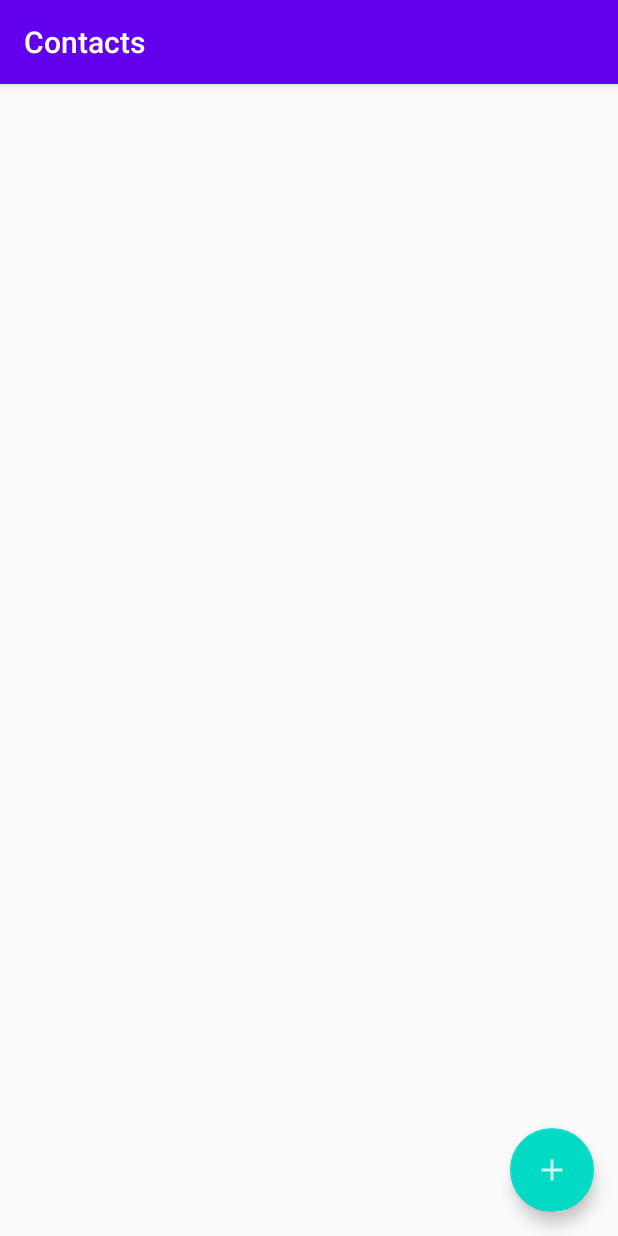
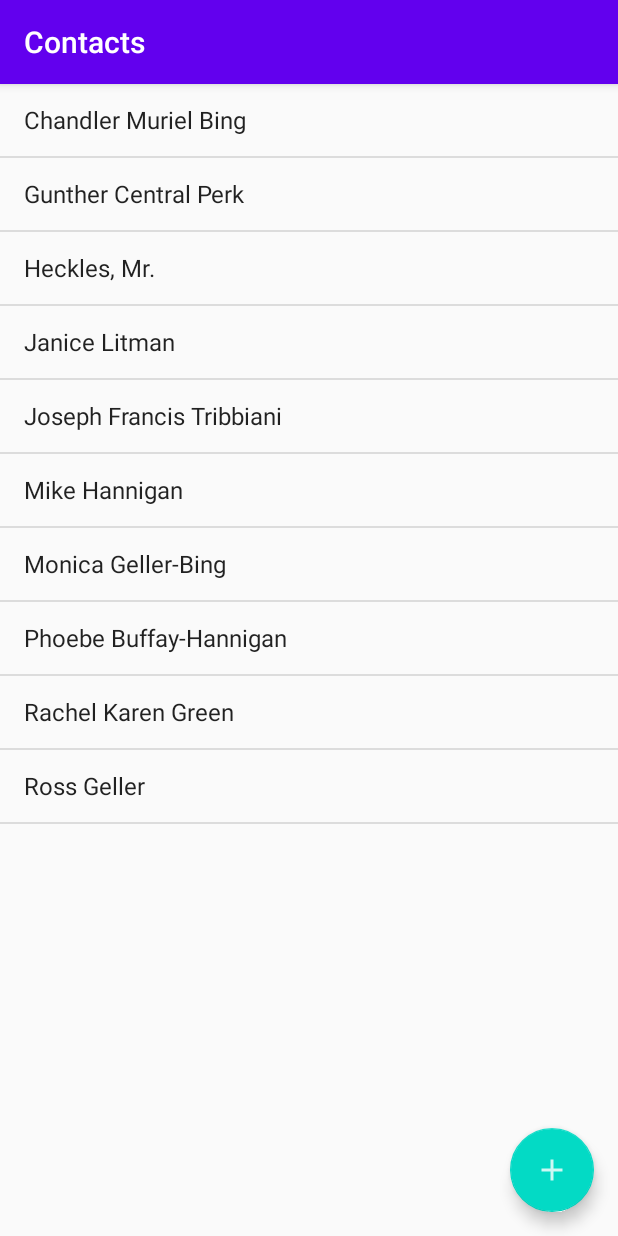
Before and after one commit to afonsodemori/study-java-contacts, an Android app: the screen it shows after launch (ContactsListActivity), on a phone screen of 412 x 824 dp. Run offline under Robolectric (Android 15) with nearby library versions, the phone set to English and light mode, and no system bars.

Commit message:
Add fake contacts and lookup option

```diff
--- a/app/build.gradle
+++ b/app/build.gradle
@@ -20,6 +20,10 @@ android {
             proguardFiles getDefaultProguardFile('proguard-android-optimize.txt'), 'proguard-rules.pro'
         }
     }
+    compileOptions {
+        sourceCompatibility JavaVersion.VERSION_1_8
+        targetCompatibility JavaVersion.VERSION_1_8
+    }
 }
 
 dependencies {
--- a/app/src/main/java/dev/afonso/contacts/dao/ContactDAO.java
+++ b/app/src/main/java/dev/afonso/contacts/dao/ContactDAO.java
@@ -1,7 +1,9 @@
 package dev.afonso.contacts.dao;
 
 import java.util.ArrayList;
+import java.util.Collections;
 import java.util.List;
+import java.util.NoSuchElementException;
 
 import dev.afonso.contacts.model.Contact;
 
@@ -13,6 +15,19 @@ public class ContactDAO {
     }
 
     public static List<Contact> all() {
-        return new ArrayList<>(contacts);
+        List<Contact> result = new ArrayList<>(contacts);
+        Collections.sort(result, Contact::compareTo);
+
+        return result;
+    }
+
+    public static Contact find(long id) {
+        for (Contact c : contacts) {
+            if (c.getId() == id) {
+                return c;
+            }
+        }
+
+        throw new NoSuchElementException("Contact not found.");
     }
 }
--- a/app/src/main/java/dev/afonso/contacts/model/Contact.java
+++ b/app/src/main/java/dev/afonso/contacts/model/Contact.java
@@ -1,20 +1,39 @@
 package dev.afonso.contacts.model;
 
-import android.view.View;
+import androidx.annotation.NonNull;
 
-public class Contact {
+public class Contact implements Comparable {
+
+    private static long lastId = 0;
+
+    private final long id;
     private final String name;
     private final String phone;
     private final String email;
 
     public Contact(String name, String phone, String email) {
+        this.id = ++lastId;
         this.name = name;
         this.phone = phone;
         this.email = email;
     }
 
+    @NonNull
     @Override
     public String toString() {
         return name;
     }
+
+    @Override
+    public int compareTo(Object o) {
+        return this.name.compareTo(((Contact) o).getName());
+    }
+
+    public long getId() {
+        return id;
+    }
+
+    public String getName() {
+        return name;
+    }
 }
--- a/app/src/main/java/dev/afonso/contacts/ui/ContactsListActivity.java
+++ b/app/src/main/java/dev/afonso/contacts/ui/ContactsListActivity.java
@@ -3,22 +3,29 @@ package dev.afonso.contacts.ui;
 import android.content.Intent;
 import android.os.Bundle;
 import android.view.View;
+import android.widget.AdapterView;
 import android.widget.ArrayAdapter;
 import android.widget.ListView;
+import android.widget.Toast;
 
 import androidx.annotation.Nullable;
 import androidx.appcompat.app.AppCompatActivity;
 
 import com.google.android.material.floatingactionbutton.FloatingActionButton;
 
+import java.util.NoSuchElementException;
+
 import dev.afonso.contacts.R;
 import dev.afonso.contacts.dao.ContactDAO;
+import dev.afonso.contacts.model.Contact;
 
 public class ContactsListActivity extends AppCompatActivity {
     @Override
     protected void onCreate(@Nullable Bundle savedInstanceState) {
         super.onCreate(savedInstanceState);
         setContentView(R.layout.activity_contacts_list);
+
+        loadFakeContacts();
 
         ((FloatingActionButton) findViewById(R.id.activity_main_fab_add)).setOnClickListener(new View.OnClickListener() {
             @Override
@@ -33,5 +40,32 @@ public class ContactsListActivity extends AppCompatActivity {
         super.onResume();
         ListView contactsList = findViewById(R.id.activity_contacts_list_listView);
         contactsList.setAdapter(new ArrayAdapter<>(this, android.R.layout.simple_list_item_1, ContactDAO.all()));
+
+        ((ListView) findViewById(R.id.activity_contacts_list_listView)).setOnItemClickListener(new AdapterView.OnItemClickListener() {
+            @Override
+            public void onItemClick(AdapterView<?> parent, View view, int position, long id) {
+                Contact ref = ContactDAO.all().get(position);
+
+                try {
+                    Contact contact = ContactDAO.find(ref.getId());
+                    Toast.makeText(ContactsListActivity.this, contact.getName(), Toast.LENGTH_SHORT).show();
+                } catch (NoSuchElementException e) {
+                    Toast.makeText(ContactsListActivity.this, "Contact not found.", Toast.LENGTH_SHORT).show();
+                }
+            }
+        });
+    }
+
+    private void loadFakeContacts() {
+        ContactDAO.save(new Contact("Rachel Karen Green", "555-000001", "ray-ray@afonso.dev"));
+        ContactDAO.save(new Contact("Ross Geller", "555-000002", "dr.monkey@afonso.dev"));
+        ContactDAO.save(new Contact("Chandler Muriel Bing", "555-000003", "miss.chanandler.bong@afonso.dev"));
+        ContactDAO.save(new Contact("Monica Geller-Bing", "555-000004", "monana@afonso.dev"));
+        ContactDAO.save(new Contact("Joseph Francis Tribbiani", "555-000005", "ken.adams@afonso.dev"));
+        ContactDAO.save(new Contact("Phoebe Buffay-Hannigan", "555-000006", "r_phalange@afonso.dev"));
+        ContactDAO.save(new Contact("Gunther Central Perk", "555-000007", "gunther@afonso.dev"));
+        ContactDAO.save(new Contact("Janice Litman", "555-000008", "just.janice@afonso.dev"));
+        ContactDAO.save(new Contact("Mike Hannigan", "555-000009", "mr.no-balls@afonso.dev"));
+        ContactDAO.save(new Contact("Heckles, Mr.", "555-000010", "weird_man@afonso.dev"));
     }
 }
```
